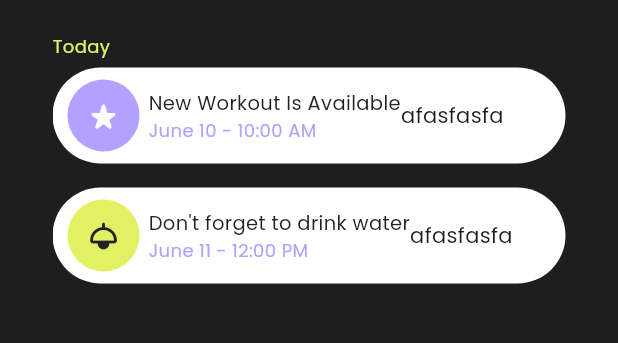
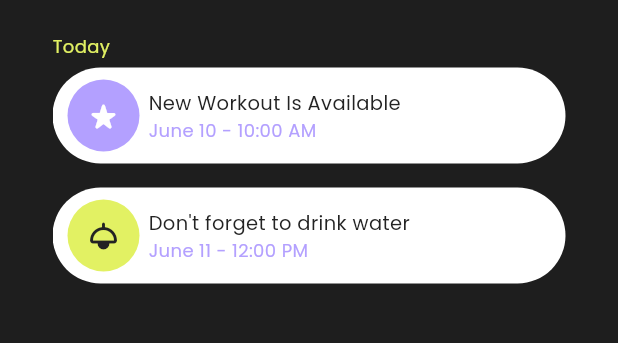
Before and after one commit to maaz-afridi20/fit_body, a Flutter app: the NotificationScreen screen opened directly, tab 2 chosen, on a phone screen of 412 x 824 dp, the part 129-472 px from its top. Run offline on Flutter 3.47's test engine with Material 3 defaults, Android fonts, the light colour scheme and no system bars; our stand-ins replace cached_network_image, fl_chart, flutter_animate, flutter_screenutil, get, iconsax_flutter and 5 more; missing offline and left inert: appinio_video_player; accounts and stored records are empty; network calls fail.

Commit message:
adding training of the day page

```diff
--- a/lib/AppComons/widgets/notifications/notification_showing.dart
+++ b/lib/AppComons/widgets/notifications/notification_showing.dart
@@ -6,6 +6,7 @@ class NotificationShowing extends StatelessWidget {
       required this.notificationSubTitle,
       required this.notificationTitle,
       this.leadingContainerIcon,
+      this.actionText,
       this.iconColor,
       this.leadingContainerColor});
 
@@ -14,6 +15,7 @@ class NotificationShowing extends StatelessWidget {
   final Color? leadingContainerColor;
   final IconData? leadingContainerIcon;
   final Color? iconColor;
+  final String? actionText;
 
   @override
   Widget build(BuildContext context) {
@@ -23,6 +25,7 @@ class NotificationShowing extends StatelessWidget {
       decoration: BoxDecoration(
           borderRadius: BorderRadius.circular(36.r), color: Colors.white),
       child: Row(
+        mainAxisSize: MainAxisSize.min,
         children: [
           Container(
               height: 48.h,
@@ -39,12 +42,22 @@ class NotificationShowing extends StatelessWidget {
               children: [
                 Text(notificationTitle,
                     style: MTextStyles.mNormalStyle(
-                        fontSize: 13, color: MColors.balckColor)),
+                        fontSize: 13,
+                        color: MColors.balckColor,
+                        fontWeight: FontWeight.w500)),
                 Text(notificationSubTitle,
                     style: MTextStyles.mNormalStyle(
-                        fontSize: 12, color: MColors.purpleColor)),
+                        fontSize: 12,
+                        color: MColors.purpleColor,
+                        fontWeight: FontWeight.w500))
               ]),
-          const Text('afasfasfa'),
+          const Spacer(),
+          if (actionText.isNotEmptyAndNotNull)
+            Text(actionText!,
+                style: MTextStyles.mNormalStyle(
+                    fontWeight: FontWeight.w500,
+                    color: MColors.darkPurpleColor)),
+          8.widthBox
         ],
       ).px(10.w),
     );
--- a/lib/Features/gym/screens/workout_row_screens/workout/widgets/training_of_the_day_container.dart
+++ b/lib/Features/gym/screens/workout_row_screens/workout/widgets/training_of_the_day_container.dart
@@ -46,14 +46,14 @@ class TrainingOfTheDayContainer extends StatelessWidget {
               bottom: 0,
               child: Container(
                   width: MHelperFunctions.screenWidth() - 42,
-                  height: MHelperFunctions.screenHeight() * .050,
+                  height: MHelperFunctions.screenHeight() * .060,
                   decoration: BoxDecoration(
                       color: MColors.listileBlackColor.withOpacity(0.7),
                       borderRadius: BorderRadius.only(
                           bottomLeft: Radius.circular(20.r),
                           bottomRight: Radius.circular(20.r))),
                   child: Column(
-                      crossAxisAlignment: CrossAxisAlignment.center,
+                      crossAxisAlignment: CrossAxisAlignment.start,
                       mainAxisAlignment: MainAxisAlignment.center,
                       children: [
                         if (trainingName != null && trainingName!.isNotEmpty)
```
Also changed, not shown: lib/Features/gym/screens/workout_row_screens/workout/begginer/begginer_workout_screen.dart (+47 -8 lines), lib/data/local_data_lists/beginner_workout_tile_data.dart (added, +41 -0 lines).
